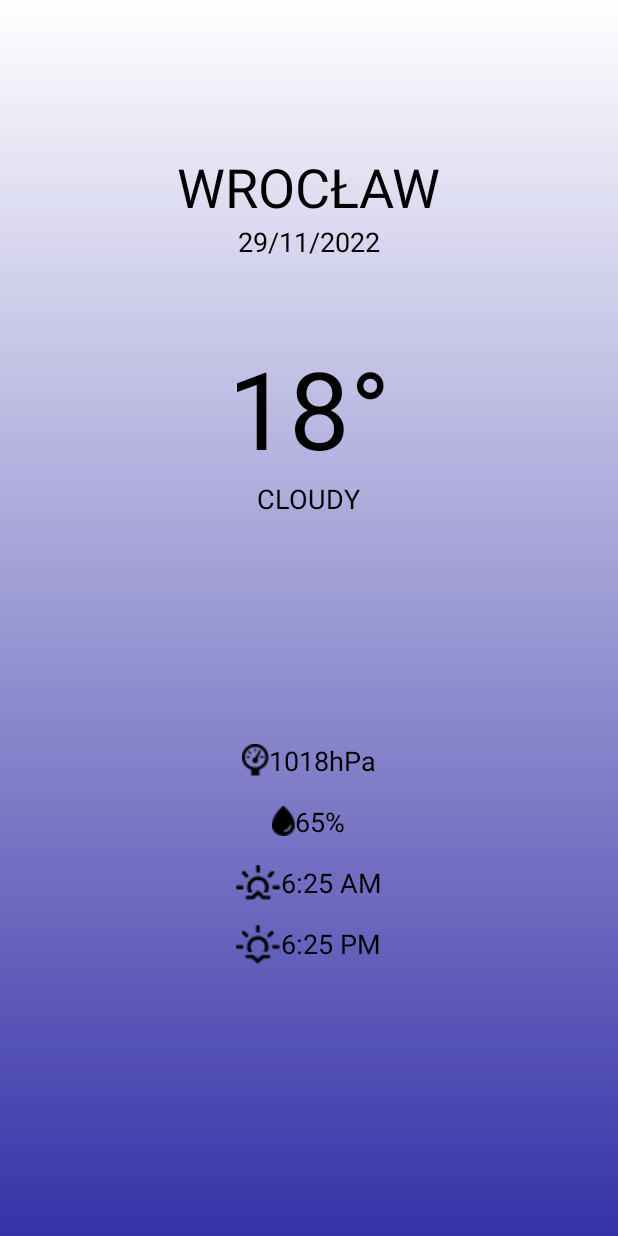
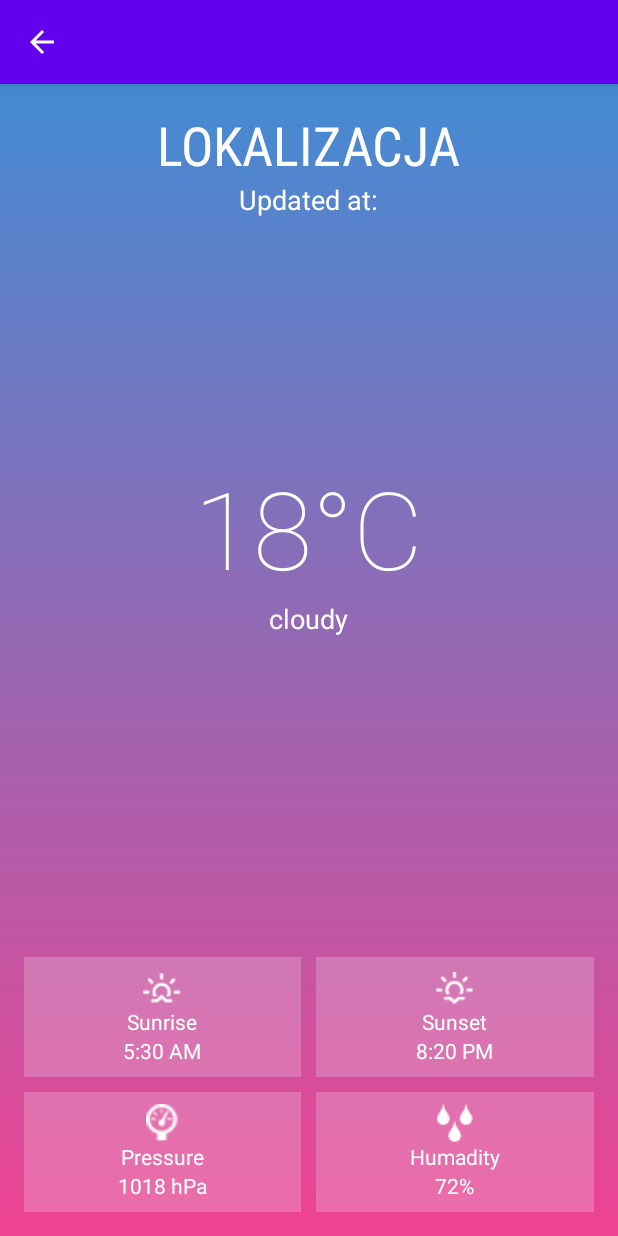
Before and after one commit to AgnieszkaDudala/WeatherApp, an Android app: the ShowWeatherActivity screen opened directly, with no data from a screen before it, on a phone screen of 412 x 824 dp. Run offline under Robolectric (Android 15) with nearby library versions, the phone set to English and light mode, and no system bars.

Commit message:
Update layouts

```diff
--- a/app/build.gradle
+++ b/app/build.gradle
@@ -37,6 +37,10 @@ dependencies {
     implementation 'androidx.appcompat:appcompat:1.4.1'
     implementation 'com.google.android.material:material:1.5.0'
     implementation 'androidx.constraintlayout:constraintlayout:2.1.3'
+
+    implementation 'com.squareup.retrofit2:retrofit:2.9.0'
+    implementation 'com.squareup.retrofit2:converter-gson:2.1.0'
+
     testImplementation 'junit:junit:4.13.2'
     androidTestImplementation 'androidx.test.ext:junit:1.1.3'
     androidTestImplementation 'androidx.test.espresso:espresso-core:3.4.0'
--- a/app/src/main/AndroidManifest.xml
+++ b/app/src/main/AndroidManifest.xml
@@ -11,7 +11,7 @@
         android:theme="@style/Theme.WeatherApp">
         <activity
             android:name=".ShowWeatherActivity"
-            android:exported="true"
+            android:exported="false"
             android:parentActivityName=".SearchCityActivity"/>
         <activity
             android:name=".SearchCityActivity"
--- a/app/src/main/java/com/example/weatherapp/SearchCityActivity.kt
+++ b/app/src/main/java/com/example/weatherapp/SearchCityActivity.kt
@@ -7,13 +7,15 @@ import android.widget.Button
 import android.widget.EditText
 
 class SearchCityActivity : AppCompatActivity() {
+    val apiKey: String = "7dc17897c83e4cfa1c7b81336e0628a5"
+
     override fun onCreate(savedInstanceState: Bundle?) {
         super.onCreate(savedInstanceState)
         setContentView(R.layout.activity_main)
 
-        val insertCityname = findViewById<EditText>(R.id.insert_cityname).apply {
+        title = "Search city"
+        val insertCityname = findViewById<EditText>(R.id.insert_cityname)
 
-        }
         val btnFinder = findViewById<Button>(R.id.btn_find_weather)
         btnFinder.setOnClickListener {
             val intent = Intent(this, ShowWeatherActivity::class.java)
--- a/app/src/main/java/com/example/weatherapp/ShowWeatherActivity.kt
+++ b/app/src/main/java/com/example/weatherapp/ShowWeatherActivity.kt
@@ -7,5 +7,7 @@ class ShowWeatherActivity : AppCompatActivity() {
     override fun onCreate(savedInstanceState: Bundle?) {
         super.onCreate(savedInstanceState)
         setContentView(R.layout.activity_show_weather)
+
+        title = ""
     }
 }
--- a/app/src/main/res/drawable/background_clouds.xml
+++ b/app/src/main/res/drawable/background_clouds.xml
@@ -2,7 +2,8 @@
 <shape xmlns:android="http://schemas.android.com/apk/res/android"
     android:shape="rectangle">
     <gradient
-        android:startColor="#3632a8"
-        android:endColor="#ffffff"
-        android:angle="90" />
+        android:startColor="#ee4392"
+        android:endColor="#438bd3"
+        android:angle="90"
+        android:type="linear"/>
 </shape>
--- a/app/src/main/res/drawable/btn_finder.xml
+++ b/app/src/main/res/drawable/btn_finder.xml
@@ -1,5 +1,5 @@
 <?xml version="1.0" encoding="utf-8"?>
 <shape xmlns:android="http://schemas.android.com/apk/res/android">
-    <solid android:color="#3632a8"/>
     <corners android:radius="40dp"/>
+    <solid android:color="#3CF1EBF1"/>
 </shape>
--- a/app/src/main/res/layout/activity_main.xml
+++ b/app/src/main/res/layout/activity_main.xml
@@ -6,7 +6,7 @@
     android:layout_height="match_parent"
     tools:context=".SearchCityActivity"
     android:padding="16dp"
-    android:background="@color/white">
+    android:background="@drawable/background_clouds">
 
     <EditText
         android:id="@+id/insert_cityname"
@@ -27,6 +27,6 @@
         android:layout_marginTop="16dp"
         android:background="@drawable/btn_finder"
         android:text="@string/find_weather"
-        android:textColor="@color/white"/>
+        android:textColor="@color/white" />
 
 </RelativeLayout>
--- a/app/src/main/res/layout/activity_show_weather.xml
+++ b/app/src/main/res/layout/activity_show_weather.xml
@@ -5,54 +5,54 @@
     android:layout_width="match_parent"
     android:layout_height="match_parent"
     android:background="@drawable/background_clouds"
+    android:padding="16dp"
     tools:context=".ShowWeatherActivity">
 
-
-    <!--<ImageView
-        android:layout_width="match_parent"
-        android:layout_height="265dp"
-        android:layout_alignParentBottom="true"
-        android:src="@drawable/white_background" />
-
-    <ImageView
-        android:layout_width="match_parent"
+    <LinearLayout
+        android:id="@+id/localization_container"
+        android:layout_width="wrap_content"
         android:layout_height="wrap_content"
-        android:layout_alignParentBottom="true"
-        android:src="@drawable/clouds"/>-->
-
+        android:layout_centerHorizontal="true"
+        android:gravity="center"
+        android:orientation="vertical">
 
         <TextView
             android:id="@+id/text_cityname"
             android:layout_width="wrap_content"
             android:layout_height="wrap_content"
-        android:layout_centerHorizontal="true"
-        android:layout_marginTop="100dp"
-        android:text="Wrocław"
+            android:fontFamily="sans-serif-condensed"
+            android:text="Lokalizacja"
             android:textAllCaps="true"
-        android:textColor="@color/black"
             android:textSize="36sp" />
 
         <TextView
-        android:id="@+id/text_date"
+            android:id="@+id/updated_at"
             android:layout_width="wrap_content"
             android:layout_height="wrap_content"
             android:layout_below="@id/text_cityname"
+            android:fontFamily="sans-serif"
+            android:text="Updated at:"
+            android:textSize="18sp" />
+    </LinearLayout>
+
+    <LinearLayout
+        android:id="@+id/temperature_container"
+        android:layout_width="match_parent"
+        android:layout_height="wrap_content"
+        android:layout_below="@id/localization_container"
         android:layout_centerHorizontal="true"
-        android:text="29/11/2022"
-        android:textAllCaps="true"
-        android:textColor="@color/black"
-        android:textSize="18sp" />
+        android:layout_marginTop="150dp"
+        android:orientation="vertical"
+        android:padding="8dp">
 
         <TextView
             android:id="@+id/text_temperature"
             android:layout_width="wrap_content"
             android:layout_height="wrap_content"
-        android:layout_below="@id/text_date"
-        android:layout_centerHorizontal="true"
-        android:layout_marginTop="50dp"
-        android:text="18°"
+            android:layout_gravity="center"
+            android:fontFamily="sans-serif-thin"
+            android:text="18°C"
             android:textAllCaps="true"
-        android:textColor="@color/black"
             android:textSize="72sp" />
 
         <TextView
@@ -60,58 +60,179 @@
             android:layout_width="wrap_content"
             android:layout_height="wrap_content"
             android:layout_below="@id/text_temperature"
-        android:layout_centerHorizontal="true"
+            android:layout_gravity="center"
             android:text="cloudy"
-        android:textAllCaps="true"
-        android:textColor="@color/black"
             android:textSize="18sp" />
 
+    </LinearLayout>
+
+    <LinearLayout
+        android:id="@+id/details_container"
+        android:layout_width="match_parent"
+        android:layout_height="wrap_content"
+        android:layout_alignParentBottom="true"
+        android:orientation="vertical">
+
+        <LinearLayout
+            android:layout_width="match_parent"
+            android:layout_height="wrap_content"
+            android:orientation="horizontal"
+            android:weightSum="2">
+
+            <LinearLayout
+                android:layout_width="0dp"
+                android:layout_height="wrap_content"
+                android:layout_weight="1"
+                android:background="#3CF1EBF1"
+                android:gravity="center"
+                android:orientation="vertical"
+                android:padding="8dp">
+
+                <ImageView
+                    android:layout_width="25dp"
+                    android:layout_height="25dp"
+                    android:src="@drawable/icon_weather_sunrise"
+                    app:tint="#FFFFFF" />
+
+                <Space
+                    android:layout_width="5dp"
+                    android:layout_height="wrap_content" />
+
                 <TextView
-        android:id="@+id/text_pressure"
                     android:layout_width="wrap_content"
                     android:layout_height="wrap_content"
-        android:layout_below="@id/text_main_weather"
-        android:layout_centerHorizontal="true"
-        android:layout_marginTop="150dp"
-        android:drawableLeft="@drawable/icon_weather_barometer"
-        android:text="1018hPa"
-        android:textColor="@color/black"
-        android:textSize="18sp" />
+                    android:text="Sunrise"
+                    android:textSize="14sp" />
 
                 <TextView
-        android:id="@+id/text_humadity"
+                    android:id="@+id/sunrise"
                     android:layout_width="wrap_content"
                     android:layout_height="wrap_content"
-        android:layout_below="@id/text_pressure"
-        android:layout_centerHorizontal="true"
-        android:layout_marginTop="16dp"
-        android:drawableLeft="@drawable/icon_ionic_ios_water"
-        android:text="65%"
-        android:textColor="@color/black"
-        android:textSize="18sp" />
+                    android:text="5:30 AM"
+                    android:textSize="14sp" />
+            </LinearLayout>
+
+            <Space
+                android:layout_width="10dp"
+                android:layout_height="wrap_content" />
+
+            <LinearLayout
+                android:layout_width="0dp"
+                android:layout_height="wrap_content"
+                android:layout_weight="1"
+                android:background="#3CF1EBF1"
+                android:gravity="center"
+                android:orientation="vertical"
+                android:padding="8dp">
+
+                <ImageView
+                    android:layout_width="25dp"
+                    android:layout_height="25dp"
+                    android:src="@drawable/icon_weather_sunset"
+                    app:tint="#FFFFFF" />
+
+                <Space
+                    android:layout_width="5dp"
+                    android:layout_height="wrap_content" />
 
                 <TextView
-        android:id="@+id/text_sunrise"
                     android:layout_width="wrap_content"
                     android:layout_height="wrap_content"
-        android:layout_below="@id/text_humadity"
-        android:layout_centerHorizontal="true"
-        android:layout_marginTop="16dp"
-        android:drawableLeft="@drawable/icon_weather_sunrise"
-        android:text="6:25 AM"
-        android:textColor="@color/black"
-        android:textSize="18sp" />
+                    android:text="Sunset"
+                    android:textSize="14sp" />
 
                 <TextView
-        android:id="@+id/text_sunset"
+                    android:id="@+id/sunset"
                     android:layout_width="wrap_content"
                     android:layout_height="wrap_content"
-        android:layout_below="@id/text_sunrise"
-        android:layout_centerHorizontal="true"
-        android:layout_marginTop="16dp"
-        android:drawableLeft="@drawable/icon_weather_sunset"
-        android:text="6:25 PM"
-        android:textColor="@color/black"
-        android:textSize="18sp" />
+                    android:text="8:20 PM"
+                    android:textSize="14sp" />
+            </LinearLayout>
 
+
+        </LinearLayout>
+
+        <Space
+            android:layout_width="wrap_content"
+            android:layout_height="10dp" />
+
+        <LinearLayout
+            android:layout_width="match_parent"
+            android:layout_height="wrap_content"
+            android:orientation="horizontal"
+            android:weightSum="2">
+
+            <LinearLayout
+                android:layout_width="0dp"
+                android:layout_height="wrap_content"
+                android:layout_weight="1"
+                android:background="#3CF1EBF1"
+                android:gravity="center"
+                android:orientation="vertical"
+                android:padding="8dp">
+
+                <ImageView
+                    android:layout_width="25dp"
+                    android:layout_height="25dp"
+                    android:src="@drawable/icon_weather_barometer"
+                    app:tint="#FFFFFF" />
+
+                <Space
+                    android:layout_width="5dp"
+                    android:layout_height="wrap_content" />
+
+                <TextView
+                    android:layout_width="wrap_content"
+                    android:layout_height="wrap_content"
+                    android:text="Pressure"
+                    android:textSize="14sp" />
+
+                <TextView
+                    android:id="@+id/pressure"
+                    android:layout_width="wrap_content"
+                    android:layout_height="wrap_content"
+                    android:text="1018 hPa"
+                    android:textSize="14sp" />
+            </LinearLayout>
+
+            <Space
+                android:layout_width="10dp"
+                android:layout_height="wrap_content" />
+
+            <LinearLayout
+                android:layout_width="0dp"
+                android:layout_height="wrap_content"
+                android:layout_weight="1"
+                android:background="#3CF1EBF1"
+                android:gravity="center"
+                android:orientation="vertical"
+                android:padding="8dp">
+
+                <ImageView
+                    android:layout_width="25dp"
+                    android:layout_height="25dp"
+                    android:src="@drawable/icon_metro_water"
+                    app:tint="#FFFFFF" />
+
+                <Space
+                    android:layout_width="5dp"
+                    android:layout_height="wrap_content" />
+
+                <TextView
+                    android:layout_width="wrap_content"
+                    android:layout_height="wrap_content"
+                    android:text="Humadity"
+                    android:textSize="14sp" />
+
+                <TextView
+                    android:id="@+id/humadity"
+                    android:layout_width="wrap_content"
+                    android:layout_height="wrap_content"
+                    android:text="72%"
+                    android:textSize="14sp" />
+            </LinearLayout>
+
+
+        </LinearLayout>
+    </LinearLayout>
 </RelativeLayout>
--- a/app/src/main/res/values/themes.xml
+++ b/app/src/main/res/values/themes.xml
@@ -1,6 +1,6 @@
 <resources xmlns:tools="http://schemas.android.com/tools">
     <!-- Base application theme. -->
-    <style name="Theme.WeatherApp" parent="Theme.MaterialComponents.DayNight.NoActionBar">
+    <style name="Theme.WeatherApp" parent="Theme.MaterialComponents.DayNight.DarkActionBar">
         <!-- Primary brand color. -->
         <item name="colorPrimary">@color/purple_500</item>
         <item name="colorPrimaryVariant">@color/purple_700</item>
@@ -12,5 +12,6 @@
         <!-- Status bar color. -->
         <item name="android:statusBarColor" tools:targetApi="l">?attr/colorPrimaryVariant</item>
         <!-- Customize your theme here. -->
+        <item name="android:textColor">#FFFFFF</item>
     </style>
 </resources>
```
Lines whose indentation alone changed are shown as unchanged.
